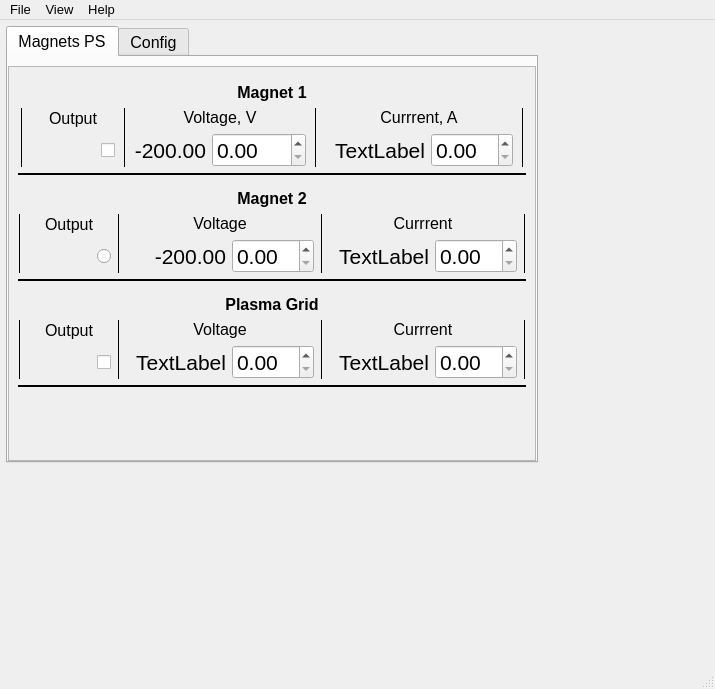
Old version of the form Magnets_UI.ui in the repository salinsalins/TDKLambda.
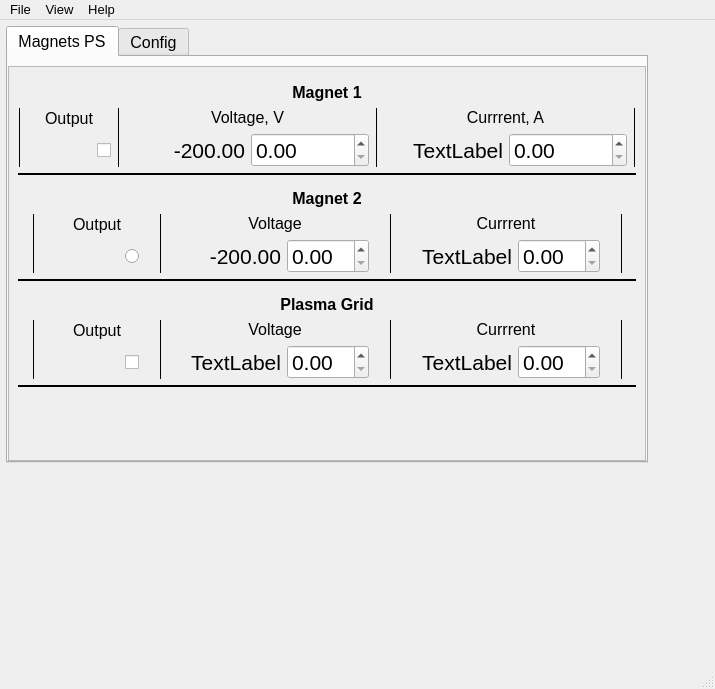
New version of the form. Icons and pictures are not drawn.

What changed in the file:
```diff
--- a/Magnets_UI.ui
+++ b/Magnets_UI.ui
@@ -249,11 +249,23 @@
                      <item>
                       <widget class="QFrame" name="frame_20">
                        <property name="sizePolicy">
-                        <sizepolicy hsizetype="Preferred" vsizetype="Preferred">
+                        <sizepolicy hsizetype="Fixed" vsizetype="Preferred">
                          <horstretch>0</horstretch>
                          <verstretch>0</verstretch>
                         </sizepolicy>
                        </property>
+                       <property name="minimumSize">
+                        <size>
+                         <width>80</width>
+                         <height>0</height>
+                        </size>
+                       </property>
+                       <property name="baseSize">
+                        <size>
+                         <width>80</width>
+                         <height>0</height>
+                        </size>
+                       </property>
                        <property name="frameShape">
                         <enum>QFrame::NoFrame</enum>
                        </property>
@@ -414,11 +426,23 @@
                      <item>
                       <widget class="QFrame" name="frame_23">
                        <property name="sizePolicy">
-                        <sizepolicy hsizetype="Preferred" vsizetype="Preferred">
+                        <sizepolicy hsizetype="Minimum" vsizetype="Preferred">
                          <horstretch>0</horstretch>
                          <verstretch>0</verstretch>
                         </sizepolicy>
                        </property>
+                       <property name="minimumSize">
+                        <size>
+                         <width>243</width>
+                         <height>0</height>
+                        </size>
+                       </property>
+                       <property name="baseSize">
+                        <size>
+                         <width>243</width>
+                         <height>0</height>
+                        </size>
+                       </property>
                        <property name="frameShape">
                         <enum>QFrame::NoFrame</enum>
                        </property>
@@ -578,11 +602,23 @@
                      <item>
                       <widget class="QFrame" name="frame_25">
                        <property name="sizePolicy">
-                        <sizepolicy hsizetype="Preferred" vsizetype="Preferred">
+                        <sizepolicy hsizetype="Minimum" vsizetype="Preferred">
                          <horstretch>0</horstretch>
                          <verstretch>0</verstretch>
                         </sizepolicy>
                        </property>
+                       <property name="minimumSize">
+                        <size>
+                         <width>243</width>
+                         <height>0</height>
+                        </size>
+                       </property>
+                       <property name="baseSize">
+                        <size>
+                         <width>243</width>
+                         <height>0</height>
+                        </size>
+                       </property>
                        <property name="frameShape">
                         <enum>QFrame::NoFrame</enum>
                        </property>
```
